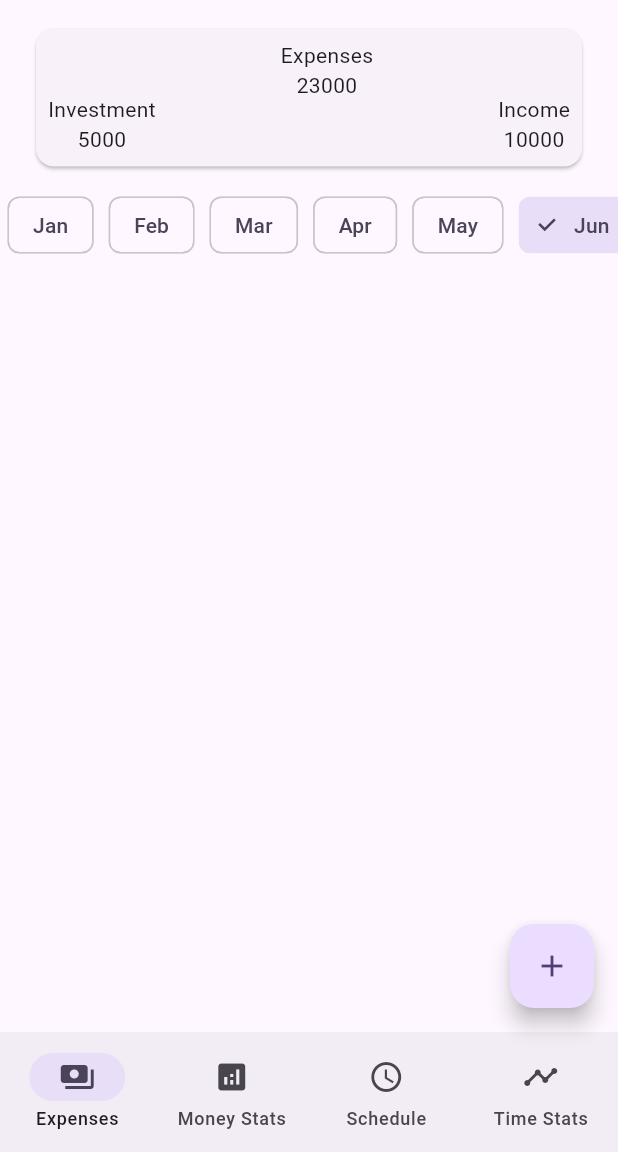
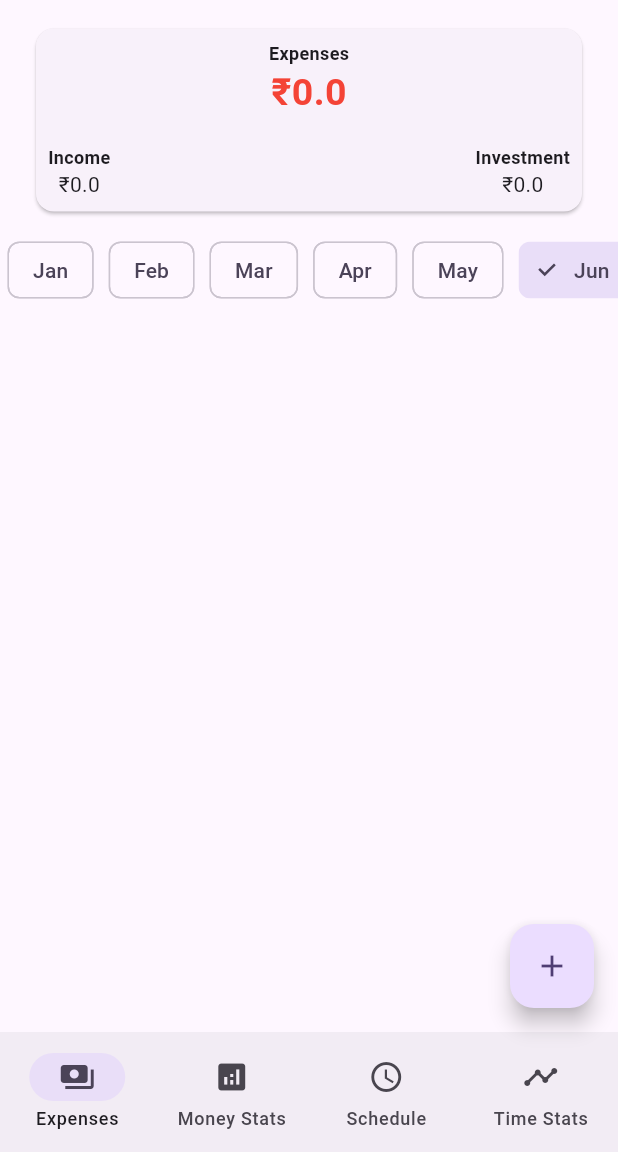
Before and after one commit to SwapnilVarpe/tracker, a Flutter app: the screen it shows after launch, on a phone screen of 412 x 824 dp, the part 84-1236 px from its top. Run offline on Flutter 3.47's test engine with Material 2 defaults, Android fonts, the phone set to English and light mode, and no system bars; our stand-ins replace flutter_riverpod, go_router, sqflite; accounts and stored records are empty.

Commit message:
wiring things up

```diff
--- a/lib/db/db_helper.dart
+++ b/lib/db/db_helper.dart
@@ -2,6 +2,7 @@ import 'dart:async';
 
 import 'package:path/path.dart';
 import 'package:sqflite/sqflite.dart';
+import 'package:tracker/constants.dart';
 import 'package:tracker/modal/entry.dart';
 
 class DBHelper {
@@ -49,7 +50,7 @@ class DBHelper {
           title: entry['title'],
           datetime: entry['datetime'],
           amount: entry['amount'],
-          categoryType: entry['categoryType'],
+          categoryType: CategoryTypeExt.fromString(entry['categoryType']),
           category: entry['category']);
     });
   }
--- a/lib/expenses.dart
+++ b/lib/expenses.dart
@@ -10,42 +10,81 @@ class Expenses extends ConsumerWidget {
 
   @override
   Widget build(BuildContext context, WidgetRef ref) {
-    var colorScheme = Theme.of(context).colorScheme;
+    final colorScheme = Theme.of(context).colorScheme;
     var selectedMonth = ref.watch(monthProvider);
     AsyncValue<List<Entry>> entryList = ref.watch(entryListProvider);
+    var summary = ref.watch(summaryProvider).value;
 
     return Column(crossAxisAlignment: CrossAxisAlignment.stretch, children: [
-      const Padding(
-          padding: EdgeInsets.symmetric(horizontal: 20, vertical: 15),
+      Padding(
+          padding: const EdgeInsets.symmetric(horizontal: 20, vertical: 15),
           child: SizedBox(
-              height: 100,
+              // height: 100,
               child: Card(
-                child: Row(
+            child: Column(
+              children: [
+                Padding(
+                  padding: const EdgeInsets.all(8.0),
+                  child: Column(
+                    mainAxisAlignment: MainAxisAlignment.end,
+                    children: [
+                      Text(
+                        'Expenses',
+                        style: TextStyle(
+                            fontSize: 12,
+                            fontWeight: FontWeight.bold,
+                            color: colorScheme.onSurface),
+                      ),
+                      Text(
+                        '₹${summary != null ? summary[CategoryType.expense.asString()] ?? 0 : 0}',
+                        style: const TextStyle(
+                          color: Colors.red,
+                          fontSize: 25,
+                          fontWeight: FontWeight.bold,
+                        ),
+                      )
+                    ],
+                  ),
+                ),
+                Row(
                     mainAxisAlignment: MainAxisAlignment.spaceBetween,
                     children: [
                       Padding(
-                        padding: EdgeInsets.all(8.0),
+                        padding: const EdgeInsets.all(8.0),
                         child: Column(
-                          mainAxisAlignment: MainAxisAlignment.end,
-                          children: [Text('Investment'), Text('5000')],
+                          mainAxisAlignment: MainAxisAlignment.start,
+                          children: [
+                            Text('Income',
+                                style: TextStyle(
+                                    fontSize: 12,
+                                    fontWeight: FontWeight.bold,
+                                    color: colorScheme.onSurface)),
+                            Text(
+                              '₹${summary != null ? summary[CategoryType.income.asString()] ?? 0 : 0}',
+                            )
+                          ],
                         ),
                       ),
                       Padding(
-                        padding: EdgeInsets.all(8.0),
-                        child: Column(
-                          mainAxisAlignment: MainAxisAlignment.start,
-                          children: [Text('Expenses'), Text('23000')],
-                        ),
-                      ),
-                      Padding(
-                        padding: EdgeInsets.all(8.0),
+                        padding: const EdgeInsets.all(8.0),
                         child: Column(
                           mainAxisAlignment: MainAxisAlignment.end,
-                          children: [Text('Income'), Text('10000')],
+                          children: [
+                            Text('Investment',
+                                style: TextStyle(
+                                    fontSize: 12,
+                                    fontWeight: FontWeight.bold,
+                                    color: colorScheme.onSurface)),
+                            Text(
+                              '₹${summary != null ? summary[CategoryType.investment.asString()] ?? 0 : 0}',
+                            )
+                          ],
                         ),
                       )
                     ]),
-              ))),
+              ],
+            ),
+          ))),
       SizedBox(
         height: 40,
         child: ListView(
@@ -76,16 +115,17 @@ class Expenses extends ConsumerWidget {
                   children: data.map((entry) {
                 return Card(
                     child: ListTile(
-                  leading: const Icon(
-                    Icons.home,
-                    color: Colors.red,
+                  leading: Icon(
+                    getAmountIcon(entry),
+                    color: getAmountColor(entry),
                   ),
                   trailing: Text(
-                    '₹ ${entry.amount}',
-                    style: const TextStyle(color: Colors.green, fontSize: 17),
+                    '₹${entry.amount}',
+                    style:
+                        TextStyle(color: getAmountColor(entry), fontSize: 17),
                   ),
                   title: Text(entry.title),
-                  subtitle: Text(entry.categoryType),
+                  subtitle: Text(entry.categoryType.asString()),
                 ));
               }).toList());
             },
@@ -94,4 +134,26 @@ class Expenses extends ConsumerWidget {
       )
     ]);
   }
+
+  Color getAmountColor(Entry entry) {
+    switch (entry.categoryType) {
+      case CategoryType.expense:
+        return Colors.red;
+      case CategoryType.income:
+        return Colors.green;
+      case CategoryType.investment:
+        return Colors.orange;
+    }
+  }
+
+  IconData getAmountIcon(Entry entry) {
+    switch (entry.categoryType) {
+      case CategoryType.expense:
+        return Icons.payments;
+      case CategoryType.income:
+        return Icons.attach_money;
+      case CategoryType.investment:
+        return Icons.trending_up;
+    }
+  }
 }
--- a/lib/main.dart
+++ b/lib/main.dart
@@ -66,7 +66,7 @@ class _MyHomePageState extends State<MyHomePage> {
         title: const Text("Tracker"),
       ),
       body: <Widget>[
-        const Expenses(),
+        Expenses(),
         const MoneyStats(),
         const TimeSchedule(),
         const TimeStats()
@@ -80,7 +80,7 @@ class _MyHomePageState extends State<MyHomePage> {
         tooltip: 'Increment',
         child: const Icon(Icons.add),
       ),
-      // ToDo: FAB is hiding last amount.
+      // TODO: FAB is hiding last amount.
       // floatingActionButtonLocation: FloatingActionButtonLocation.centerDocked,
       bottomNavigationBar: NavigationBar(
         selectedIndex: _currentPageIndex,
--- a/lib/modal/entry.dart
+++ b/lib/modal/entry.dart
@@ -1,11 +1,13 @@
 import 'dart:convert';
+
+import '../constants.dart';
 
 class Entry {
   final int? id;
   final String title;
   final String datetime;
   final double amount;
-  final String categoryType;
+  final CategoryType categoryType;
   final String category;
 
   const Entry(
@@ -22,7 +24,7 @@ class Entry {
       'title': title,
       'datetime': datetime,
       'amount': amount,
-      'categoryType': categoryType,
+      'categoryType': categoryType.asString(),
       'category': category
     };
   }
@@ -33,7 +35,7 @@ class Entry {
         title: map['title'] ?? "",
         datetime: map['datetime'] ?? 0,
         amount: map['amount'] ?? 0,
-        categoryType: map['categoryType'] ?? "",
+        categoryType: CategoryTypeExt.fromString(map['categoryType'] ?? ""),
         category: map['category'] ?? "");
   }
 
--- a/lib/new_entry.dart
+++ b/lib/new_entry.dart
@@ -144,7 +144,7 @@ class _NewEntryState extends ConsumerState<NewEntry> {
                               title: titleController.text,
                               datetime: dateController.text,
                               amount: double.parse(amountController.text),
-                              categoryType: categoryType.asString(),
+                              categoryType: categoryType,
                               category: currentCategory));
 
                           if (entryId > 0) {
--- a/lib/providers/expense_provider.dart
+++ b/lib/providers/expense_provider.dart
@@ -23,3 +23,17 @@ final entryListProvider = FutureProvider<List<Entry>>((ref) async {
 
   return list;
 });
+
+final summaryProvider = Provider((ref) {
+  var entryList = ref.watch(entryListProvider);
+
+  Map<String, double> summary = {};
+
+  return entryList.whenData((value) {
+    for (var entry in value) {
+      final catType = entry.categoryType.asString();
+      summary[catType] = (summary[catType] ?? 0) + entry.amount;
+    }
+    return summary;
+  });
+});
```
Also changed, not shown: lib/constants.dart (+13 -1 lines).
